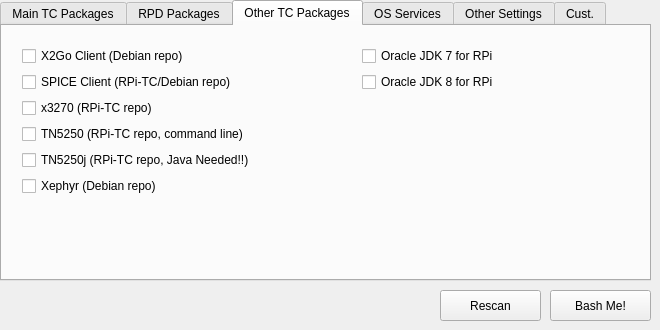
This is rpitc.ui in Gibbio/RPiTC_Builder as Qt 5 draws it before an edit. The edited form follows.
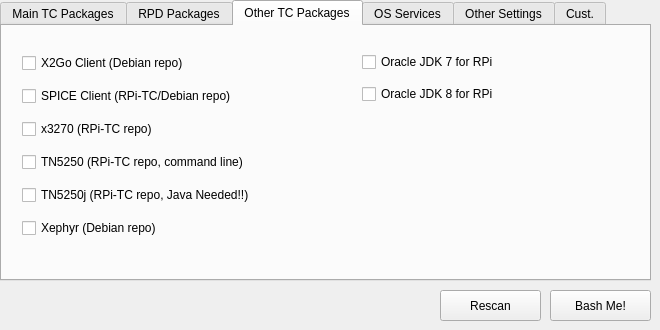
This is the edited form. The open tabs and pages were chosen to show the change. Icons and pictures are not drawn.

The edit to the form file:
```diff
--- a/rpitc.ui
+++ b/rpitc.ui
@@ -233,8 +233,8 @@
        <rect>
         <x>10</x>
         <y>10</y>
-        <width>297</width>
-        <height>176</height>
+        <width>320</width>
+        <height>224</height>
        </rect>
       </property>
       <layout class="QVBoxLayout" name="otherpkgs_verticalLayout">
@@ -323,8 +323,8 @@
        <rect>
         <x>350</x>
         <y>10</y>
-        <width>184</width>
-        <height>68</height>
+        <width>204</width>
+        <height>84</height>
        </rect>
       </property>
       <layout class="QVBoxLayout" name="java_verticalLayout">
```
Left out of the diff: 28 changed lines with no effect on the pictures.
